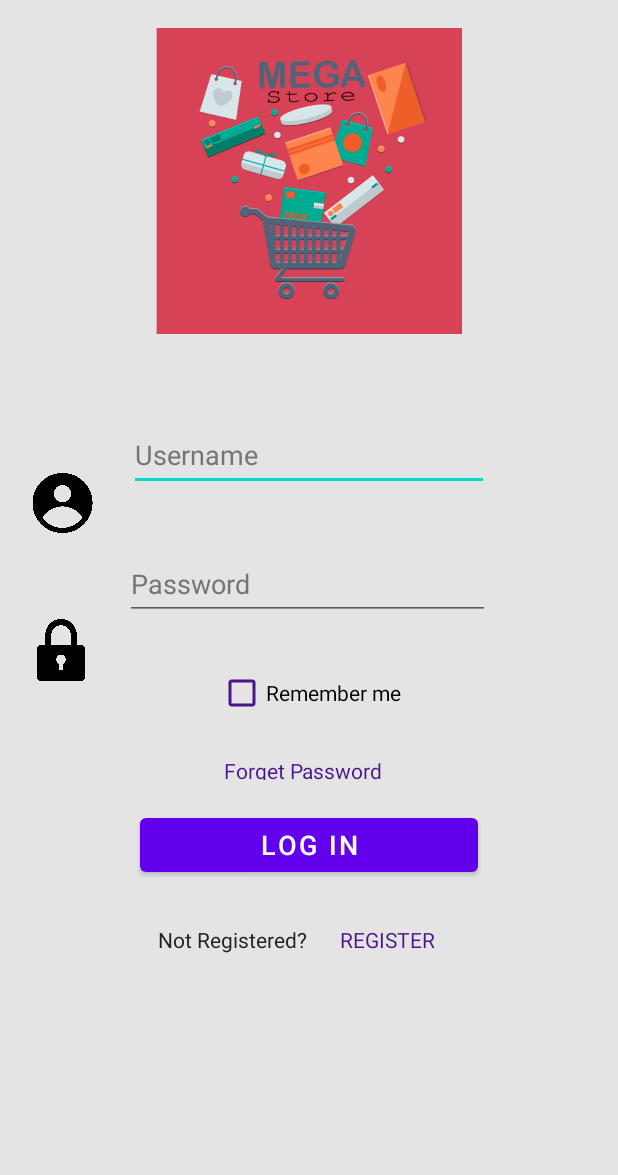
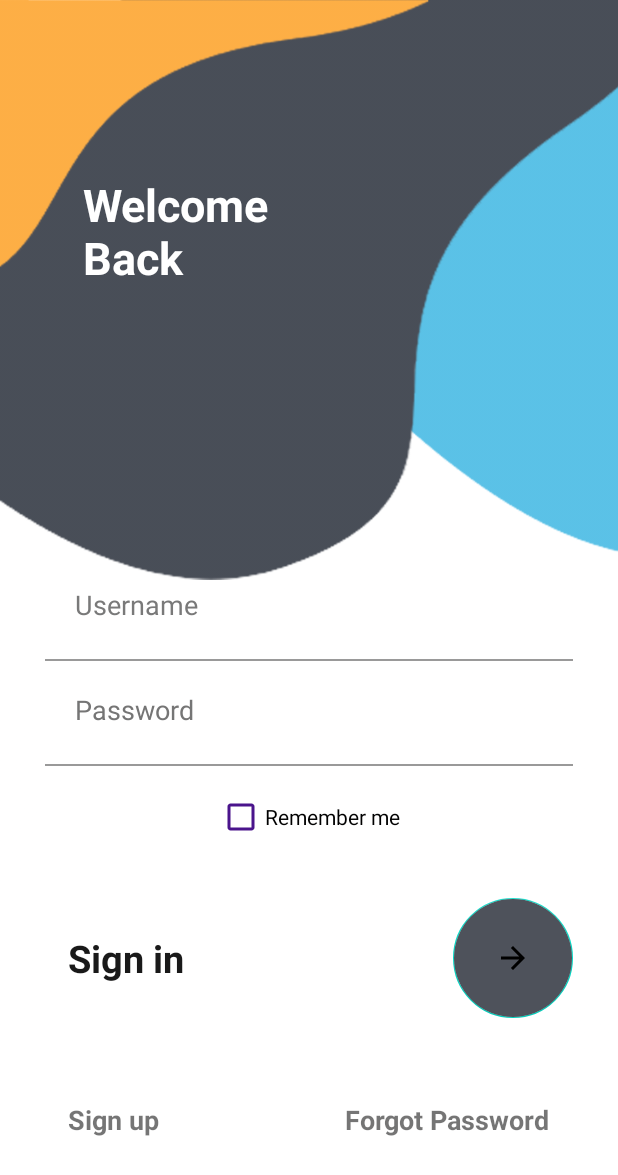
Before and after one commit to marawanFawzy/MyShoppingApp, an Android app: the screen it shows after launch (MainActivity), on a phone screen of 412 x 824 dp. Shown: the top 1175 px of the screen. Run offline under Robolectric (Android 15) with nearby library versions, the phone set to English and light mode, and no system bars; our stand-ins replace Firebase (no records; nobody signed in at launch, a user with empty details on screens opened directly).

Commit message:
added MainActivity design

```diff
--- a/app/src/main/java/com/example/myshoppingapp/MainActivity.java
+++ b/app/src/main/java/com/example/myshoppingapp/MainActivity.java
@@ -3,7 +3,6 @@ package com.example.myshoppingapp;
 import android.content.Intent;
 import android.content.SharedPreferences;
 import android.os.Bundle;
-import android.widget.Button;
 import android.widget.CheckBox;
 import android.widget.EditText;
 import android.widget.TextView;
@@ -12,13 +11,14 @@ import android.widget.Toast;
 import androidx.appcompat.app.AppCompatActivity;
 
 import com.example.myshoppingapp.firebase.Customers;
+import com.google.android.material.floatingactionbutton.FloatingActionButton;
 import com.google.firebase.firestore.DocumentSnapshot;
 import com.google.firebase.firestore.FirebaseFirestore;
 
 public class MainActivity extends AppCompatActivity {
     EditText username;
     EditText password;
-    Button login;
+    FloatingActionButton login;
     TextView register;
     TextView forgetPassword;
     boolean saveCurrentLogin;
--- a/app/src/main/res/layout/activity_main.xml
+++ b/app/src/main/res/layout/activity_main.xml
@@ -3,137 +3,169 @@
 xmlns:app="http://schemas.android.com/apk/res-auto"
 xmlns:tools="http://schemas.android.com/tools"
 android:layout_width="match_parent"
+android:layout_height="match_parent">
+
+<ImageView
+    android:id="@+id/imageView"
+    android:layout_width="match_parent"
     android:layout_height="match_parent"
-    android:background="@color/backGround"
-    tools:context=".MainActivity">
+    android:scaleType="centerCrop"
+    android:src="@drawable/background_image_one_signin" />
+<TextView
+    android:layout_width="wrap_content"
+    android:layout_height="wrap_content"
+    android:layout_marginStart="8dp"
+    android:layout_marginTop="116dp"
+    android:layout_marginEnd="8dp"
+    android:text="Welcome\nBack"
+    android:textColor="@android:color/white"
+    android:textSize="30sp"
+    android:textStyle="bold"
+    app:layout_constraintEnd_toEndOf="parent"
+    app:layout_constraintHorizontal_bias="0.174"
+    app:layout_constraintStart_toStartOf="parent"
+    app:layout_constraintTop_toTopOf="@+id/imageView"
+    tools:ignore="HardcodedText" />
+
+<LinearLayout
+    android:layout_width="match_parent"
+    android:layout_height="match_parent"
+    android:gravity="bottom"
+    android:orientation="vertical">
 
     <EditText
         android:id="@+id/username"
-        android:layout_width="240dp"
-        android:layout_height="48dp"
-        android:autofillHints=""
-        android:ems="10"
+        android:layout_width="match_parent"
+        android:layout_height="wrap_content"
+        android:layout_marginStart="30dp"
+        android:layout_marginEnd="30dp"
+        android:backgroundTint="@android:color/transparent"
         android:hint="@string/username"
-        android:inputType="textPersonName"
-        android:textColorHint="#757575"
-        app:layout_constraintBottom_toTopOf="@+id/Password"
+        android:inputType="textEmailAddress"
+        android:padding="20dp"
+        android:textColor="#292929"
+        android:textColorHint="#797979" />
+
+    <RelativeLayout
+        android:layout_width="match_parent"
+        android:layout_height="1dp"
+        android:layout_marginStart="30dp"
+        android:layout_marginTop="4dp"
+        android:layout_marginEnd="30dp"
+        android:background="#999999" />
+
+    <EditText
+        android:id="@+id/Password"
+        android:layout_width="match_parent"
+        android:layout_height="wrap_content"
+        android:layout_marginStart="30dp"
+        android:layout_marginEnd="30dp"
+        android:backgroundTint="@android:color/transparent"
+        android:hint="Password"
+        android:inputType="textPassword"
+        android:padding="20dp"
+        android:textColor="#292929"
+        android:textColorHint="#757575" />
+
+    <RelativeLayout
+        android:layout_width="match_parent"
+        android:layout_height="1dp"
+        android:layout_marginStart="30dp"
+        android:layout_marginTop="4dp"
+        android:layout_marginEnd="30dp"
+        android:background="#999999" />
+    <RelativeLayout
+        android:layout_width="match_parent"
+        android:layout_height="wrap_content"
+        android:gravity="center"
+        android:layout_marginTop="10dp">
+
+
+        <CheckBox
+            android:id="@+id/checkBox"
+            android:layout_width="wrap_content"
+            android:layout_height="wrap_content"
+            android:layout_centerInParent="true"
+            android:buttonTint="@color/colorPrimary"
+            android:minHeight="48dp"
+            android:text="Remember me"
             app:layout_constraintEnd_toEndOf="parent"
-        app:layout_constraintStart_toStartOf="parent"
-        app:layout_constraintTop_toBottomOf="@+id/imageView5" />
+            app:layout_constraintStart_toStartOf="parent" />
+    </RelativeLayout>
 
-    <Button
+    <RelativeLayout
+        android:layout_width="match_parent"
+        android:layout_marginTop="10dp"
+        android:layout_height="wrap_content">
+
+        <com.google.android.material.floatingactionbutton.FloatingActionButton
             android:id="@+id/Loginbtn"
-        android:layout_width="225dp"
-        android:layout_height="48dp"
-        android:text="@string/log_in"
-        android:textSize="18sp"
-        app:layout_constraintBottom_toBottomOf="parent"
-        app:layout_constraintEnd_toEndOf="parent"
-        app:layout_constraintStart_toStartOf="parent"
-        app:layout_constraintTop_toBottomOf="@+id/forgetpswd"
-        app:layout_constraintVertical_bias="0.076" />
+            android:layout_width="wrap_content"
+            android:layout_height="wrap_content"
+            android:layout_alignParentEnd="true"
+            android:layout_centerInParent="true"
+            android:src="@drawable/ic_baseline_arrow_forward_24"
+            android:layout_marginTop="20dp"
+            android:layout_marginEnd="30dp"
+            android:tint="@android:color/white"
+            android:layout_marginBottom="20dp"
+            android:elevation="0dp"
+            app:elevation="0dp"
+            android:backgroundTint="#4E525B"
+            app:fabCustomSize="80dp"
+            tools:ignore="RelativeOverlap" />
 
         <TextView
-        android:id="@+id/notregister"
             android:layout_width="wrap_content"
             android:layout_height="wrap_content"
-        android:text="@string/not_registered"
-        android:textColor="#212121"
-        app:layout_constraintBottom_toBottomOf="parent"
-        app:layout_constraintEnd_toStartOf="@+id/registertxt"
-        app:layout_constraintHorizontal_bias="0.825"
-        app:layout_constraintStart_toStartOf="parent"
-        app:layout_constraintTop_toBottomOf="@+id/Loginbtn"
-        app:layout_constraintVertical_bias="0.134" />
+            android:layout_alignParentStart="true"
+            android:layout_centerInParent="true"
+            android:layout_marginStart="30dp"
+            android:padding="15dp"
+            android:text="Sign in"
+            android:textColor="#191919"
+            android:textSize="25sp"
+            android:textStyle="bold"
+            tools:ignore="HardcodedText" />
+    </RelativeLayout>
+
+    <RelativeLayout
+        android:layout_width="match_parent"
+        android:layout_height="wrap_content"
+        android:layout_marginBottom="50dp"
+        android:layout_marginTop="20dp">
 
         <TextView
             android:id="@+id/registertxt"
             android:layout_width="wrap_content"
             android:layout_height="wrap_content"
-        android:text="@string/register"
-        android:textColor="@color/colorPrimary"
-        app:layout_constraintBottom_toBottomOf="parent"
-        app:layout_constraintEnd_toEndOf="parent"
-        app:layout_constraintHorizontal_bias="0.651"
-        app:layout_constraintStart_toStartOf="parent"
-        app:layout_constraintTop_toBottomOf="@+id/Loginbtn"
-        app:layout_constraintVertical_bias="0.134" />
-
-    <EditText
-        android:id="@+id/Password"
-        android:layout_width="243dp"
-        android:layout_height="48dp"
-        android:layout_marginTop="124dp"
-        android:autofillHints=""
-        android:ems="10"
-        android:hint="@string/password"
-        android:inputType="textPassword"
-        android:textColorHint="#757575"
-        app:layout_constraintBottom_toBottomOf="parent"
-        app:layout_constraintEnd_toEndOf="parent"
-        app:layout_constraintHorizontal_bias="0.494"
-        app:layout_constraintStart_toStartOf="parent"
-        app:layout_constraintTop_toBottomOf="@+id/imageView5"
-        app:layout_constraintVertical_bias="0.0" />
-
-    <ImageView
-        android:id="@+id/imageView2"
-        android:layout_width="49dp"
-        android:layout_height="41dp"
-        app:layout_constraintBottom_toBottomOf="parent"
-        app:layout_constraintEnd_toStartOf="@+id/Password"
-        app:layout_constraintHorizontal_bias="0.461"
-        app:layout_constraintStart_toStartOf="parent"
-        app:layout_constraintTop_toBottomOf="@+id/imageView4"
-        app:layout_constraintVertical_bias="0.134"
-        app:srcCompat="@drawable/password"
-        android:contentDescription="lock icon" />
-
-    <ImageView
-        android:id="@+id/imageView4"
-        android:layout_width="51dp"
-        android:layout_height="40dp"
-        app:layout_constraintBottom_toBottomOf="parent"
-        app:layout_constraintEnd_toStartOf="@+id/username"
-        app:layout_constraintHorizontal_bias="0.457"
-        app:layout_constraintStart_toStartOf="parent"
-        app:layout_constraintTop_toTopOf="parent"
-        app:layout_constraintVertical_bias="0.402"
-        app:srcCompat="@drawable/loginv2" />
-
-    <ImageView
-        android:id="@+id/imageView5"
-        android:layout_width="204dp"
-        android:layout_height="241dp"
-        app:layout_constraintEnd_toEndOf="parent"
-        app:layout_constraintStart_toStartOf="parent"
-        app:layout_constraintTop_toTopOf="parent"
-        app:srcCompat="@drawable/megav2"
-        tools:ignore="ImageContrastCheck" />
-
-    <CheckBox
-        android:id="@+id/checkBox"
-        android:layout_width="wrap_content"
-        android:layout_height="wrap_content"
-        android:layout_marginTop="6dp"
-        android:minHeight="48dp"
-        android:text="Remember me"
-        android:buttonTint="@color/colorPrimary"
-        app:layout_constraintBottom_toTopOf="@+id/forgetpswd"
-        app:layout_constraintEnd_toEndOf="parent"
-        app:layout_constraintStart_toStartOf="parent"
-        app:layout_constraintTop_toBottomOf="@+id/Password" />
+            android:layout_alignParentStart="true"
+            android:layout_centerInParent="true"
+            android:layout_marginStart="30dp"
+            android:onClick="OpenSignupPage"
+            android:padding="15dp"
+            android:text="Sign up"
+            android:textSize="18sp"
+            android:textStyle="bold"
+            tools:ignore="HardcodedText,UsingOnClickInXml" />
 
         <TextView
             android:id="@+id/forgetpswd"
-        android:layout_width="113dp"
-        android:layout_height="16dp"
-        android:text="Forget Password"
-        android:textColor="@color/colorPrimary"
-        app:layout_constraintBottom_toBottomOf="parent"
-        app:layout_constraintEnd_toEndOf="parent"
-        app:layout_constraintStart_toStartOf="parent"
-        app:layout_constraintTop_toBottomOf="@+id/Password"
-        app:layout_constraintVertical_bias="0.23" />
+            android:layout_width="wrap_content"
+            android:layout_height="wrap_content"
+            android:layout_alignParentEnd="true"
+            android:layout_centerInParent="true"
+            android:layout_marginEnd="30dp"
+            android:padding="15dp"
+            android:text="Forgot Password"
+            android:textSize="18sp"
+            android:textStyle="bold"
+            tools:ignore="HardcodedText" />
+    </RelativeLayout>
+
+
+</LinearLayout>
+
+
 
 </androidx.constraintlayout.widget.ConstraintLayout>
--- a/app/src/main/res/layout/activity_register.xml
+++ b/app/src/main/res/layout/activity_register.xml
@@ -16,7 +16,7 @@ tools:context=".RegisterActivity">
     android:layout_width="wrap_content"
     android:layout_height="wrap_content"
     android:layout_marginStart="8dp"
-    android:layout_marginTop="120dp"
+    android:layout_marginTop="100dp"
     android:layout_marginEnd="8dp"
     android:text="Welcome"
     android:textColor="@android:color/white"
@@ -172,6 +172,7 @@ tools:context=".RegisterActivity">
                 android:layout_width="wrap_content"
                 android:layout_height="wrap_content"
                 android:layout_marginRight="20dp"
+                android:layout_marginTop="9dp"
                 android:buttonTint="@color/colorPrimary"
                 android:minHeight="48dp"
                 android:text="Female"
@@ -189,6 +190,7 @@ tools:context=".RegisterActivity">
                 android:layout_marginLeft="20dp"
                 android:buttonTint="@color/colorPrimary"
                 android:minHeight="48dp"
+                android:layout_marginTop="9dp"
                 android:text="Male"
                 app:layout_constraintBottom_toTopOf="@+id/btnsign"
                 app:layout_constraintEnd_toEndOf="parent"
```
Lines whose indentation alone changed are shown as unchanged.
